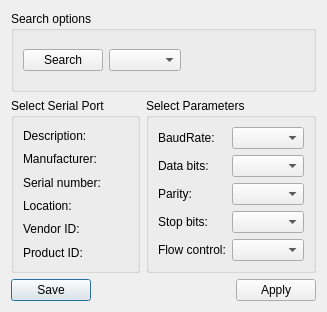
This is settingsdialog.ui in kot9pa/com-monitor as Qt 5 draws it before an edit. The edited form follows.
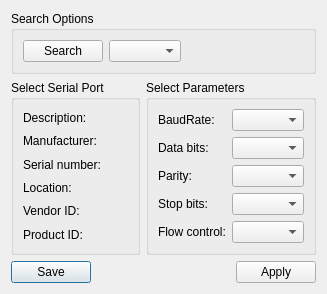
This is the edited form.

Patch:
```diff
--- a/settingsdialog.ui
+++ b/settingsdialog.ui
@@ -7,9 +7,15 @@
     <x>0</x>
     <y>0</y>
     <width>327</width>
-    <height>312</height>
+    <height>268</height>
    </rect>
   </property>
+  <property name="maximumSize">
+   <size>
+    <width>16777215</width>
+    <height>268</height>
+   </size>
+  </property>
   <property name="windowTitle">
    <string>Settings</string>
   </property>
@@ -158,17 +164,17 @@
    <item row="0" column="0" colspan="2">
     <widget class="QGroupBox" name="additionalOptionsGroupBox">
      <property name="title">
-      <string>Search options</string>
+      <string>Search Options</string>
      </property>
-     <layout class="QHBoxLayout" name="horizontalLayout_2">
-      <item>
+     <layout class="QGridLayout" name="gridLayout_4">
+      <item row="0" column="0">
        <widget class="QPushButton" name="searchButton">
         <property name="text">
          <string>Search</string>
         </property>
        </widget>
       </item>
-      <item>
+      <item row="0" column="1">
        <widget class="QComboBox" name="serialPortInfoListBox">
         <property name="sizePolicy">
          <sizepolicy hsizetype="Preferred" vsizetype="Fixed">
@@ -187,7 +193,7 @@
         </property>
        </widget>
       </item>
-      <item>
+      <item row="0" column="2">
        <spacer name="horizontalSpacer_3">
         <property name="orientation">
          <enum>Qt::Horizontal</enum>
```
